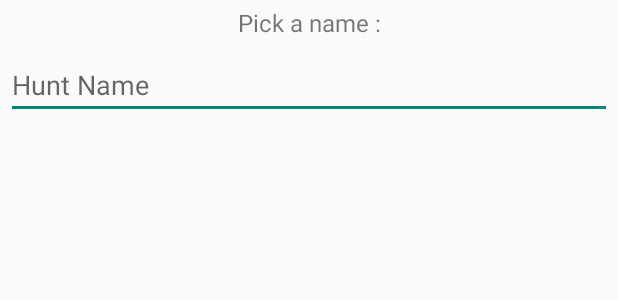
After one commit to chiaercolani/TreasureHuntApp, an Android app: the layout create_hunt_dialog.xml on its own in the app's theme, with its tools: preview values and no code run, on a phone screen of 412 x 824 dp. The commit adds this screen. Shown: the top 300 px of the screen. Run offline under Robolectric (Android 15) with nearby library versions, the phone set to English and light mode, and no system bars.

Commit message:
09/11/2019

```diff
--- a/app/src/main/java/com/example/chiaraercolani/treasurehunt/JoinHuntActivity.java
+++ b/app/src/main/java/com/example/chiaraercolani/treasurehunt/JoinHuntActivity.java
@@ -2,6 +2,7 @@ package com.example.chiaraercolani.treasurehunt;
 
 import android.support.v7.app.AppCompatActivity;
 import android.os.Bundle;
+import android.support.v7.widget.Toolbar;
 
 public class JoinHuntActivity extends AppCompatActivity {
 
@@ -9,5 +10,9 @@ public class JoinHuntActivity extends AppCompatActivity {
     protected void onCreate(Bundle savedInstanceState) {
         super.onCreate(savedInstanceState);
         setContentView(R.layout.activity_join_hunt);
+        Toolbar toolbar = (Toolbar) findViewById(R.id.join_hunt_activity_toolbar);
+        setSupportActionBar(toolbar);
+        getSupportActionBar().setDisplayHomeAsUpEnabled(true);
+
     }
 }
--- a/app/src/main/java/com/example/chiaraercolani/treasurehunt/SettingsActivity.java
+++ b/app/src/main/java/com/example/chiaraercolani/treasurehunt/SettingsActivity.java
@@ -6,6 +6,7 @@ import android.os.Bundle;
 import android.preference.PreferenceFragment;
 import android.support.v4.app.NavUtils;
 import android.support.v7.app.AppCompatActivity;
+import android.support.v7.widget.Toolbar;
 import android.view.MenuItem;
 
 public class SettingsActivity extends AppCompatActivity {
--- a/app/src/main/java/com/example/chiaraercolani/treasurehunt/SettingsFragment.java
+++ b/app/src/main/java/com/example/chiaraercolani/treasurehunt/SettingsFragment.java
@@ -2,6 +2,8 @@ package com.example.chiaraercolani.treasurehunt;
 
 import android.os.Bundle;
 import android.preference.PreferenceFragment;
+import android.support.v7.app.AppCompatActivity;
+import android.support.v7.widget.Toolbar;
 
 /**
  * Created by Vincent RICHAUD on 08/11/2016.
--- /dev/null
+++ b/app/src/main/res/layout/create_hunt_dialog.xml
@@ -0,0 +1,23 @@
+<?xml version="1.0" encoding="utf-8"?>
+<LinearLayout xmlns:android="http://schemas.android.com/apk/res/android"
+    android:orientation="vertical" android:layout_width="match_parent"
+    android:layout_height="match_parent">
+
+    <TextView
+        android:layout_margin="4dp"
+        android:layout_width="match_parent"
+        android:layout_height="wrap_content"
+        android:text="Pick a name :"
+        android:gravity="center"
+        android:textSize="16sp"/>
+
+    <EditText
+        android:layout_margin="4dp"
+        android:layout_width="match_parent"
+        android:layout_height="wrap_content"
+        android:id="@+id/new_hunt_name"
+        android:inputType="text"
+        android:hint="Hunt Name"
+        />
+
+</LinearLayout>
--- a/app/src/main/res/values/strings.xml
+++ b/app/src/main/res/values/strings.xml
@@ -5,6 +5,9 @@
     <string name="settings">SETTINGS</string>
     <string name="title_activity_settings">Settings</string>
     <string name="welcome_message">Welcome to Treasure Hunt !</string>
+    <string name="create_new_hunt_button">+</string>
+    <string name="ok">OK</string>
+    <string name="cancel">Cancel</string>
 
     <!-- Strings related to Settings -->
 
```
Also changed, not shown: app/src/main/AndroidManifest.xml (+18 -3 lines), app/src/main/java/com/example/chiaraercolani/treasurehunt/CreateHuntActivity.java (+80 -13 lines), app/src/main/res/layout/activity_create_hunt.xml (+11 -0 lines), app/src/main/res/layout/activity_join_hunt.xml (+13 -2 lines), app/src/main/res/layout/activity_settings.xml (deleted, +0 -15 lines), app/src/main/res/menu/create_hunt_otpion_menu.xml (added, +11 -0 lines).
